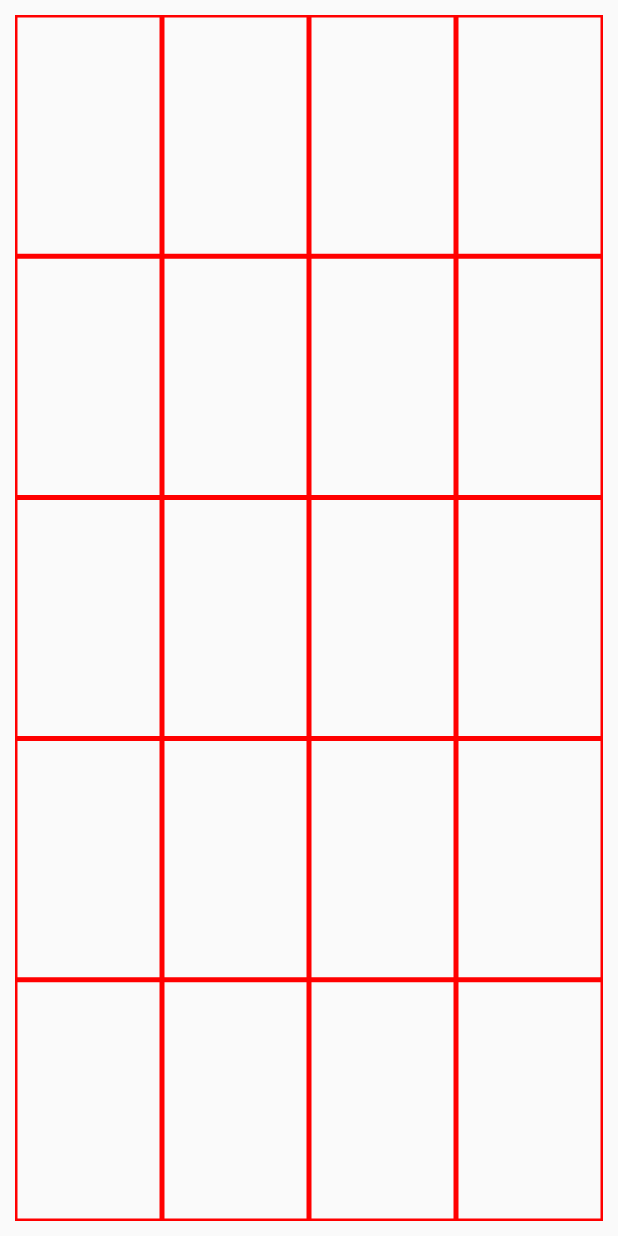
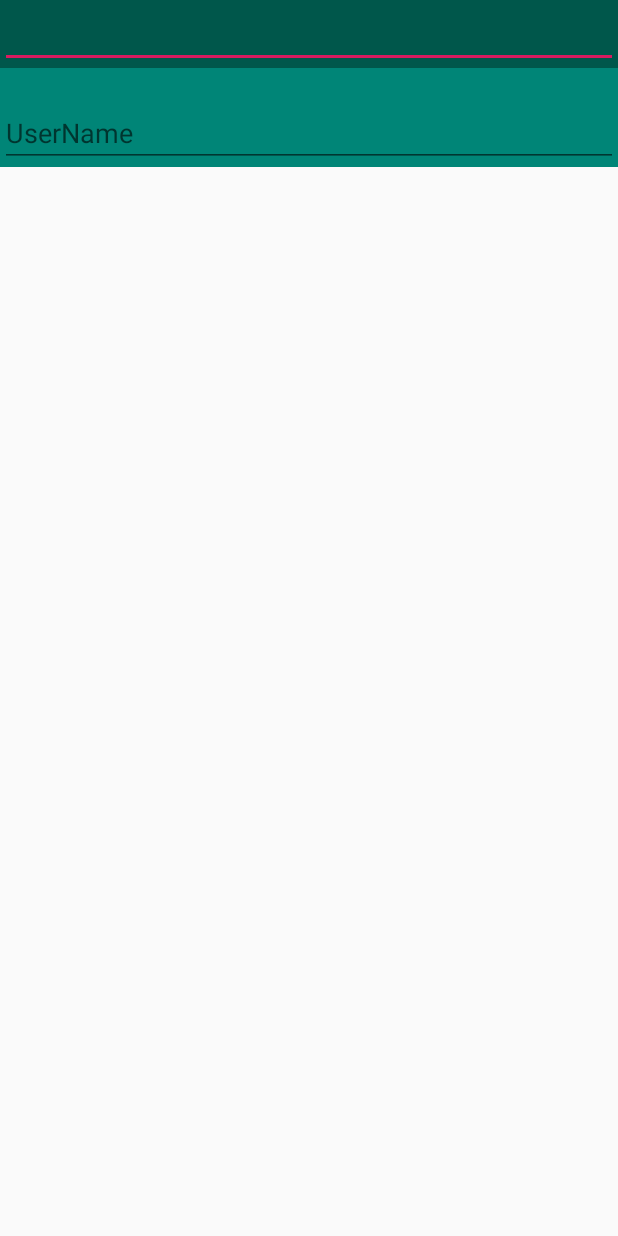
Before and after one commit to liulilei/TXKE-DEMO, an Android app: the screen it shows after launch (TestViewActivity), on a phone screen of 412 x 824 dp. Run offline under Robolectric (Android 15) with nearby library versions, the phone set to English and light mode, and no system bars.

Commit message:
手写自定义控件materialEditText，以及label的动画

```diff
--- a/app/src/main/java/androiddesk/com/txke_demo/TestViewActivity.kt
+++ b/app/src/main/java/androiddesk/com/txke_demo/TestViewActivity.kt
@@ -15,6 +15,8 @@ class TestViewActivity : FragmentActivity() {
     override fun onCreate(savedInstanceState: Bundle?) {
         super.onCreate(savedInstanceState)
         setContentView(R.layout.activity_test_view)
+
+//        view.setUseFloatLabel(false)
 
 //        view.animate()
 //                .translationX(Uiutils.dip2px(150f))
--- a/app/src/main/java/androiddesk/com/txke_demo/util/Uiutils.kt
+++ b/app/src/main/java/androiddesk/com/txke_demo/util/UiUtils.kt
@@ -10,7 +10,7 @@ import androiddesk.com.txke_demo.R
  * @author: lll
  * @date: 2019-04-18
  */
-object Uiutils {
+object UiUtils {
 
     /**
      * 根据手机的分辨率从 dp 的单位 转成为 px(像素)
--- a/app/src/main/java/androiddesk/com/txke_demo/view/CircleView.kt
+++ b/app/src/main/java/androiddesk/com/txke_demo/view/CircleView.kt
@@ -5,7 +5,7 @@ import android.graphics.Canvas
 import android.graphics.Paint
 import android.util.AttributeSet
 import android.view.View
-import androiddesk.com.txke_demo.util.Uiutils
+import androiddesk.com.txke_demo.util.UiUtils
 
 /**
  *@Description:
@@ -17,7 +17,7 @@ class CircleView @JvmOverloads constructor(context: Context, attributeSet: Attri
 
     private val paint = Paint(Paint.ANTI_ALIAS_FLAG)
 
-    var radius = Uiutils.dip2px(50f)
+    var radius = UiUtils.dip2px(50f)
         set(value) {
             field = value
             invalidate()
--- a/app/src/main/java/androiddesk/com/txke_demo/view/CircleView1.java
+++ b/app/src/main/java/androiddesk/com/txke_demo/view/CircleView1.java
@@ -9,7 +9,7 @@ import android.view.View;
 
 import androidx.annotation.Nullable;
 
-import androiddesk.com.txke_demo.util.Uiutils;
+import androiddesk.com.txke_demo.util.UiUtils;
 
 /**
  * @Description:
@@ -23,7 +23,7 @@ public class CircleView1 extends View {
 
     private Paint paint = new Paint(Paint.ANTI_ALIAS_FLAG);
 
-    private float radius = Uiutils.INSTANCE.dip2px(50f);
+    private float radius = UiUtils.INSTANCE.dip2px(50f);
 
     public float getRadius() {
         Log.e("get1", radius + "");
--- a/app/src/main/java/androiddesk/com/txke_demo/view/GridDrawable.kt
+++ b/app/src/main/java/androiddesk/com/txke_demo/view/GridDrawable.kt
@@ -2,7 +2,7 @@ package androiddesk.com.txke_demo.view
 
 import android.graphics.*
 import android.graphics.drawable.Drawable
-import androiddesk.com.txke_demo.util.Uiutils
+import androiddesk.com.txke_demo.util.UiUtils
 
 /**
  *@Description:
@@ -19,19 +19,19 @@ class GridDrawable : Drawable() {
 
     init {
         paint.apply {
-            strokeWidth = Uiutils.dip2px(3f)
+            strokeWidth = UiUtils.dip2px(3f)
             color = Color.RED
         }
     }
 
     override fun draw(canvas: Canvas) {
-        val width = (bounds.right - (widthLenght) * Uiutils.dip2px(3f)) / widthLenght
-        val height = (bounds.bottom - (heightCount) * Uiutils.dip2px(3f)) / heightCount
+        val width = (bounds.right - (widthLenght) * UiUtils.dip2px(3f)) / widthLenght
+        val height = (bounds.bottom - (heightCount) * UiUtils.dip2px(3f)) / heightCount
         for (i in 0..widthLenght) {
-            canvas.drawLine(i * width + i * Uiutils.dip2px(3f), bounds.top.toFloat(), i * width + i * Uiutils.dip2px(3f), bounds.bottom.toFloat(), paint)
+            canvas.drawLine(i * width + i * UiUtils.dip2px(3f), bounds.top.toFloat(), i * width + i * UiUtils.dip2px(3f), bounds.bottom.toFloat(), paint)
         }
         for (i in 0..heightCount) {
-            canvas.drawLine(bounds.left.toFloat(), i * height + i * Uiutils.dip2px(3f), bounds.right.toFloat(), i * height + i * Uiutils.dip2px(3f), paint)
+            canvas.drawLine(bounds.left.toFloat(), i * height + i * UiUtils.dip2px(3f), bounds.right.toFloat(), i * height + i * UiUtils.dip2px(3f), paint)
         }
     }
 
--- /dev/null
+++ b/app/src/main/java/androiddesk/com/txke_demo/view/MaterialEditText.kt
@@ -0,0 +1,109 @@
+package androiddesk.com.txke_demo.view
+
+import android.animation.ObjectAnimator
+import android.content.Context
+import android.graphics.Canvas
+import android.graphics.Paint
+import android.graphics.Rect
+import android.text.Editable
+import android.text.TextUtils
+import android.text.TextWatcher
+import android.util.AttributeSet
+import androiddesk.com.txke_demo.R
+import androiddesk.com.txke_demo.util.UiUtils
+import androidx.appcompat.widget.AppCompatEditText
+
+/**
+ *@Description:
+ * @author: lll
+ * @date: 2019-05-05
+ */
+class MaterialEditText @JvmOverloads constructor(context: Context, attributeSet: AttributeSet? = null)
+    : AppCompatEditText(context, attributeSet) {
+
+    private val paint = Paint(Paint.ANTI_ALIAS_FLAG)
+
+    private val TEXT_SIZE = UiUtils.dip2px(12f)
+
+    private val MARGIN_TOP = UiUtils.dip2px(8f)
+
+    private val VERTICAL_OFFSET = UiUtils.dip2px(38f)
+
+    private val HORIZONTAL_OFFSET = UiUtils.dip2px(5f)
+
+    private val VERTICAL_OFFSET_EXTRA = UiUtils.dip2px(16f)
+
+    private var floatLabelShown = false
+
+    private var animator: ObjectAnimator? = null
+
+    private var useFloatLabel = true
+
+    private val rect = Rect()
+
+    var floatLabelFraction = 0f
+        set(value) {
+            field = value
+            invalidate()
+        }
+
+    init {
+
+        val typedArray = context.obtainStyledAttributes(attributeSet, R.styleable.MaterialEditText)
+        useFloatLabel = typedArray.getBoolean(R.styleable.MaterialEditText_use_float_label, true)
+        typedArray.recycle()
+
+        paint.textSize = TEXT_SIZE
+        background.getPadding(rect)
+        if (useFloatLabel) {
+            setPadding(rect.left, (rect.top + TEXT_SIZE + MARGIN_TOP).toInt(), rect.right, rect.bottom)
+        } else {
+            setPadding(rect.left, rect.top, rect.right, rect.bottom)
+        }
+        addTextChangedListener(object : TextWatcher {
+            override fun afterTextChanged(s: Editable?) {
+
+            }
+
+            override fun beforeTextChanged(s: CharSequence?, start: Int, count: Int, after: Int) {
+            }
+
+            override fun onTextChanged(s: CharSequence?, start: Int, before: Int, count: Int) {
+                if (useFloatLabel && floatLabelShown && TextUtils.isEmpty(s)) {
+                    floatLabelShown = !floatLabelShown
+                    getObjectAnimator()?.reverse()
+                } else if (useFloatLabel && !floatLabelShown && !TextUtils.isEmpty(s)) {
+                    floatLabelShown = !floatLabelShown
+                    getObjectAnimator()?.start()
+                }
+            }
+
+        })
+    }
+
+    fun setUseFloatLabel(useFloatLabel: Boolean) {
+        if (this.useFloatLabel != useFloatLabel) {
+            this.useFloatLabel = useFloatLabel
+            if (useFloatLabel) {
+                setPadding(rect.left, (rect.top + TEXT_SIZE + MARGIN_TOP).toInt(), rect.right, rect.bottom)
+            } else {
+                setPadding(rect.left, rect.top, rect.right, rect.bottom)
+            }
+        }
+    }
+
+    private fun getObjectAnimator(): ObjectAnimator? {
+        if (animator == null) {
+            animator = ObjectAnimator.ofFloat(this@MaterialEditText, "floatLabelFraction", 0f, 1f)
+        }
+        return animator
+    }
+
+    override fun onDraw(canvas: Canvas?) {
+        super.onDraw(canvas)
+
+        paint.alpha = (0xff * floatLabelFraction).toInt()
+        canvas?.drawText(hint.toString(), HORIZONTAL_OFFSET, VERTICAL_OFFSET - VERTICAL_OFFSET_EXTRA * floatLabelFraction, paint)
+    }
+
+}
--- a/app/src/main/java/androiddesk/com/txke_demo/view/PieChart.kt
+++ b/app/src/main/java/androiddesk/com/txke_demo/view/PieChart.kt
@@ -7,7 +7,7 @@ import android.graphics.Paint
 import android.graphics.RectF
 import android.util.AttributeSet
 import android.view.View
-import androiddesk.com.txke_demo.util.Uiutils
+import androiddesk.com.txke_demo.util.UiUtils
 
 /**
  *@Description:
@@ -19,9 +19,9 @@ class PieChart @JvmOverloads constructor(context: Context, attributeSet: Attribu
 
     private val paint = Paint(Paint.ANTI_ALIAS_FLAG)
 
-    private val radius = Uiutils.dip2px(150f)
+    private val radius = UiUtils.dip2px(150f)
 
-    private val length = Uiutils.dip2px(20f)
+    private val length = UiUtils.dip2px(20f)
 
     private val rectF = RectF()
 
--- a/app/src/main/java/androiddesk/com/txke_demo/view/PointView.kt
+++ b/app/src/main/java/androiddesk/com/txke_demo/view/PointView.kt
@@ -6,7 +6,7 @@ import android.graphics.Paint
 import android.graphics.PointF
 import android.util.AttributeSet
 import android.view.View
-import androiddesk.com.txke_demo.util.Uiutils
+import androiddesk.com.txke_demo.util.UiUtils
 
 /**
  *@Description:
@@ -25,7 +25,7 @@ class PointView @JvmOverloads constructor(context: Context, attributeSet: Attrib
         }
 
     init {
-        paint.strokeWidth = Uiutils.dip2px(10f)
+        paint.strokeWidth = UiUtils.dip2px(10f)
         paint.strokeCap = Paint.Cap.ROUND
     }
 
--- a/app/src/main/java/androiddesk/com/txke_demo/view/ProvinceView.kt
+++ b/app/src/main/java/androiddesk/com/txke_demo/view/ProvinceView.kt
@@ -5,7 +5,7 @@ import android.graphics.Canvas
 import android.graphics.Paint
 import android.util.AttributeSet
 import android.view.View
-import androiddesk.com.txke_demo.util.Uiutils
+import androiddesk.com.txke_demo.util.UiUtils
 
 /**
  *@Description:
@@ -24,7 +24,7 @@ class ProvinceView @JvmOverloads constructor(context: Context, attributeSet: Att
         }
 
     init {
-        paint.textSize = Uiutils.dip2px(30f)
+        paint.textSize = UiUtils.dip2px(30f)
         paint.textAlign = Paint.Align.CENTER
     }
 
--- a/app/src/main/java/androiddesk/com/txke_demo/view/TestDrawLineView.kt
+++ b/app/src/main/java/androiddesk/com/txke_demo/view/TestDrawLineView.kt
@@ -7,7 +7,7 @@ import android.graphics.Paint
 import android.graphics.Path
 import android.util.AttributeSet
 import android.view.View
-import androiddesk.com.txke_demo.util.Uiutils
+import androiddesk.com.txke_demo.util.UiUtils
 
 /**
  *@Description:
@@ -21,11 +21,11 @@ class TestDrawLineView @JvmOverloads constructor(context: Context, attributeSet:
 
     private val path = Path()
 
-    private val radius = Uiutils.dip2px(100f)
+    private val radius = UiUtils.dip2px(100f)
 
     init {
         paint.color = Color.RED
-        paint.strokeWidth = Uiutils.dip2px(2f)
+        paint.strokeWidth = UiUtils.dip2px(2f)
         paint.style = Paint.Style.FILL
     }
 
--- a/app/src/main/res/layout/activity_test_view.xml
+++ b/app/src/main/res/layout/activity_test_view.xml
@@ -1,5 +1,6 @@
 <?xml version="1.0" encoding="utf-8"?>
 <LinearLayout xmlns:android="http://schemas.android.com/apk/res/android"
+    xmlns:app="http://schemas.android.com/apk/res-auto"
     android:layout_width="match_parent"
     android:layout_height="match_parent"
     android:orientation="vertical">
@@ -10,10 +11,27 @@
         android:layout_height="100dp"
         android:src="@mipmap/abc"/>-->
 
-    <androiddesk.com.txke_demo.view.DrawableView
-        android:id="@+id/view"
+    <FrameLayout
         android:layout_width="match_parent"
-        android:layout_height="match_parent"
-        android:layout_margin="10dp"/>
+        android:layout_height="wrap_content"
+        android:background="@color/colorPrimaryDark">
+
+        <EditText
+            android:layout_width="match_parent"
+            android:layout_height="wrap_content" />
+    </FrameLayout>
+
+    <FrameLayout
+        android:layout_width="match_parent"
+        android:layout_height="wrap_content"
+        android:background="@color/colorPrimary">
+
+        <androiddesk.com.txke_demo.view.MaterialEditText
+            android:id="@+id/view"
+            android:layout_width="match_parent"
+            android:layout_height="wrap_content"
+            android:hint="UserName"
+            app:use_float_label="true" />
+    </FrameLayout>
 
 </LinearLayout>
--- /dev/null
+++ b/app/src/main/res/values/attrs.xml
@@ -0,0 +1,6 @@
+<?xml version="1.0" encoding="utf-8"?>
+<resources>
+    <declare-styleable name="MaterialEditText">
+        <attr name="use_float_label" format="boolean" />
+    </declare-styleable>
+</resources>
```
Also changed, not shown: app/src/main/java/androiddesk/com/txke_demo/view/AvatarView.kt (+4 -4 lines), app/src/main/java/androiddesk/com/txke_demo/view/CameraAnimView.kt (+5 -5 lines), app/src/main/java/androiddesk/com/txke_demo/view/CameraView.kt (+5 -5 lines), app/src/main/java/androiddesk/com/txke_demo/view/DashBoard.kt (+6 -6 lines), app/src/main/java/androiddesk/com/txke_demo/view/ImageTextView.kt (+5 -5 lines), app/src/main/java/androiddesk/com/txke_demo/view/MaterialEditText1.java (added, +18 -0 lines), app/src/main/java/androiddesk/com/txke_demo/view/SportView.kt (+5 -5 lines).
